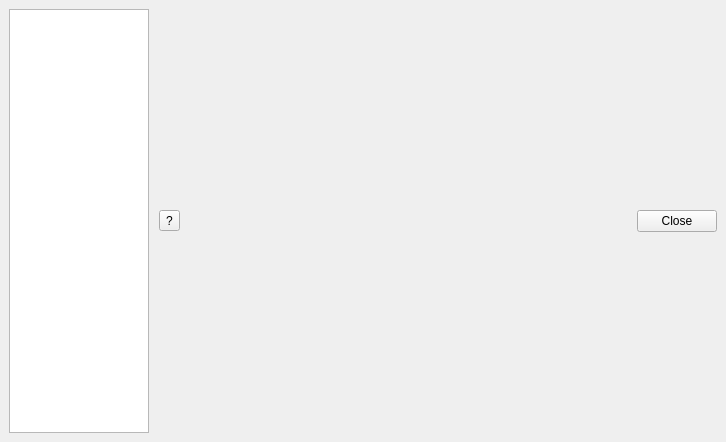
Before: the Qt Designer form qt/applications/workbench/workbench/widgets/settings/main.ui in mantidproject/mantid, drawn with Qt 5.
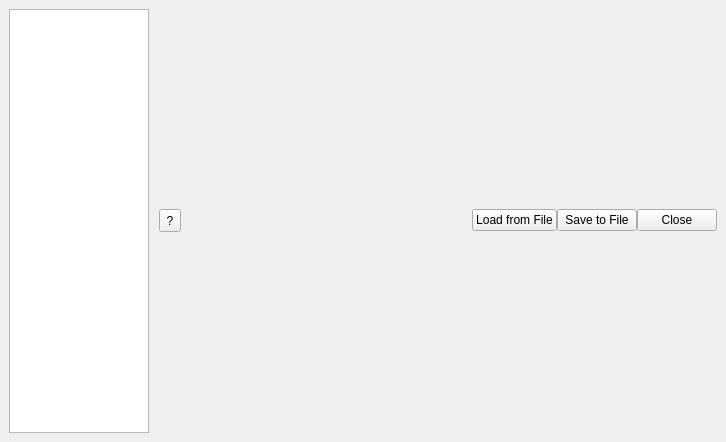
After: the same form once the commit is applied.

Commit message: Re #28606 add save/load from file button to settings

Diff of the .ui file:
```diff
--- a/qt/applications/workbench/workbench/widgets/settings/main.ui
+++ b/qt/applications/workbench/workbench/widgets/settings/main.ui
@@ -86,6 +86,18 @@
           </property>
           <item>
            <widget class="QToolButton" name="help_button">
+            <property name="sizePolicy">
+             <sizepolicy hsizetype="Fixed" vsizetype="Fixed">
+              <horstretch>0</horstretch>
+              <verstretch>0</verstretch>
+             </sizepolicy>
+            </property>
+            <property name="minimumSize">
+             <size>
+              <width>22</width>
+              <height>23</height>
+             </size>
+            </property>
             <property name="text">
              <string>?</string>
             </property>
@@ -104,6 +116,20 @@
             </property>
            </spacer>
           </item>
+          <item>
+           <widget class="QPushButton" name="load_file_button">
+            <property name="text">
+             <string>Load from File</string>
+            </property>
+           </widget>
+          </item>
+          <item>
+           <widget class="QPushButton" name="save_file_button">
+            <property name="text">
+             <string>Save to File</string>
+            </property>
+           </widget>
+          </item>
           <item>
            <widget class="QPushButton" name="close_button">
             <property name="text">
```
The commit also changes 16 other files.
